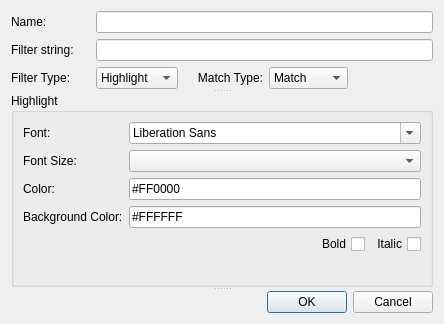
First picture: the form in src/filters.ui, repository jarridgraham/QtTail, before the edit.
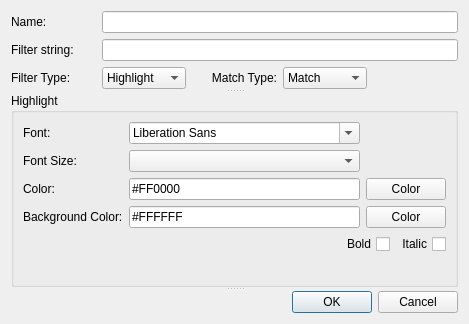
Second picture: the form after the edit.

The edit to the form file:
```diff
--- a/src/filters.ui
+++ b/src/filters.ui
@@ -178,6 +178,20 @@
              </property>
             </widget>
            </item>
+           <item row="3" column="2">
+            <widget class="QPushButton" name="pbColorFG">
+             <property name="text">
+              <string>Color</string>
+             </property>
+            </widget>
+           </item>
+           <item row="6" column="2">
+            <widget class="QPushButton" name="pbColorBG">
+             <property name="text">
+              <string>Color</string>
+             </property>
+            </widget>
+           </item>
           </layout>
          </item>
          <item>
@@ -234,7 +248,7 @@
        </item>
       </layout>
      </widget>
-     <widget class="QWidget" name="">
+     <widget class="QWidget" name="layoutWidget">
       <layout class="QHBoxLayout" name="horizontalLayout_2">
        <item>
         <spacer name="horizontalSpacer">
```
